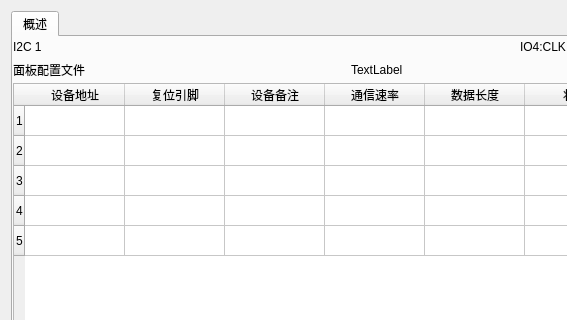
The window that components/IICDeviceBasic/IICDeviceBasic.ui (xutongxin1/WirelessMonitor) describes before a commit, drawn with Qt 5; both pictures show x 0 to 567 and y 0 to 320 of the 1080 by 739 pixel window.
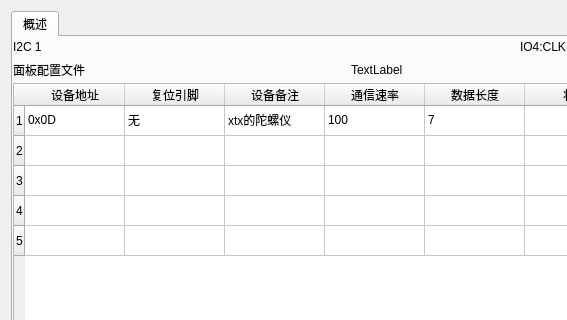
The same window after the commit. Custom widgets are drawn as their Qt base class.

Patch:
```diff
--- a/components/IICDeviceBasic/IICDeviceBasic.ui
+++ b/components/IICDeviceBasic/IICDeviceBasic.ui
@@ -183,6 +183,36 @@
            <string>状态</string>
           </property>
          </column>
+         <item row="0" column="0">
+          <property name="text">
+           <string>0x0D</string>
+          </property>
+         </item>
+         <item row="0" column="1">
+          <property name="text">
+           <string>无</string>
+          </property>
+         </item>
+         <item row="0" column="2">
+          <property name="text">
+           <string>xtx的陀螺仪</string>
+          </property>
+         </item>
+         <item row="0" column="3">
+          <property name="text">
+           <string>100</string>
+          </property>
+         </item>
+         <item row="0" column="4">
+          <property name="text">
+           <string>7</string>
+          </property>
+         </item>
+         <item row="0" column="5">
+          <property name="text">
+           <string/>
+          </property>
+         </item>
         </widget>
        </item>
       </layout>
```
